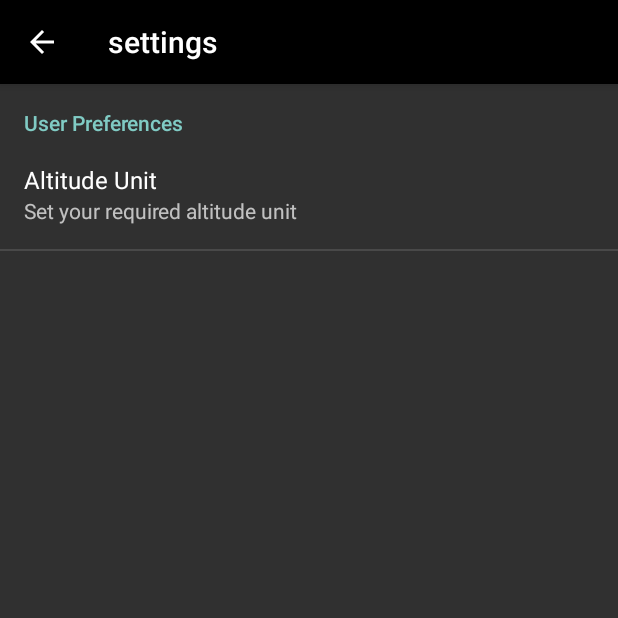
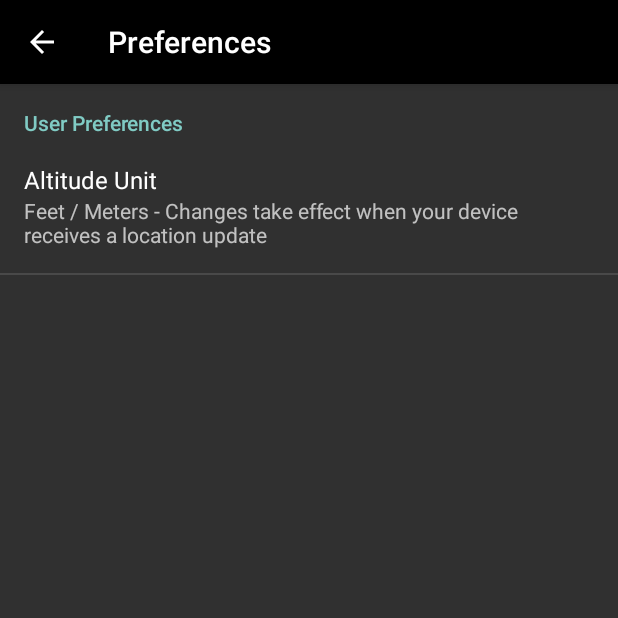
Before and after one commit to GariceZa/Altimeter, an Android app: the screen it shows after launch (ShowUserPreferences), after a tap on "settings", on a phone screen of 412 x 824 dp, the top half of it. Run offline under Robolectric (Android 15) with nearby library versions, the phone set to English and light mode, and no system bars; our stand-ins replace AdMob; libraries missing offline, so code that uses them is left out: com.afollestad.materialdialogs.

Commit message:
--COMMIT INFO--
CREATED:

	- None

Updated:

    - MainActivity.java:
		- setGpsAccuracy() checks if accuracy is 0 and sets ivGPSAccuracy to gps_low if true

```diff
--- a/app/src/main/AndroidManifest.xml
+++ b/app/src/main/AndroidManifest.xml
@@ -32,7 +32,7 @@
 
         <activity
             android:name=".ShowUserPreferences"
-            android:label="@string/settings">
+            android:label="@string/preferences">
         </activity>
 
         <!--Include the AdActivity configChanges and theme. -->
--- a/app/src/main/java/handyapps/price/gareth/altimeter/MainActivity.java
+++ b/app/src/main/java/handyapps/price/gareth/altimeter/MainActivity.java
@@ -245,7 +245,10 @@ public class MainActivity extends ActionBarActivity implements LocationListener
     private void setGpsAccuracy(){
 
         gpsAccuracy = (ImageView)findViewById(R.id.ivGPSAccuracy);
-        if(accuracy < 10){
+        if(accuracy == 0){
+            gpsAccuracy.setBackgroundResource(R.drawable.gps_low);
+        }
+        else if(accuracy < 10){
             gpsAccuracy.setBackgroundResource(R.drawable.gps_high);
         }
         else if( accuracy < 20){
--- a/app/src/main/res/values/strings.xml
+++ b/app/src/main/res/values/strings.xml
@@ -11,11 +11,12 @@
     <string name="feet">Feet</string>
     <string name="height_default">---</string>
     <string name="settings">settings</string>
+    <string name="preferences">Preferences</string>
     <string name="preference_settings_title">User Preferences</string>
     <string name="list_preference_title">Altitude Unit</string>
     <string name="list_preference_dialog_title">Altitude Unit</string>
-    <string name="list_preference_summary">Set your required altitude unit</string>
+    <string name="list_preference_summary">Feet / Meters - Changes take effect when your device receives a location update</string>
     <string name="preference_key">unit</string>
-    <string name="default_preference">1</string>
+    <string name="default_preference">3.28084</string>
 
 </resources>
```
